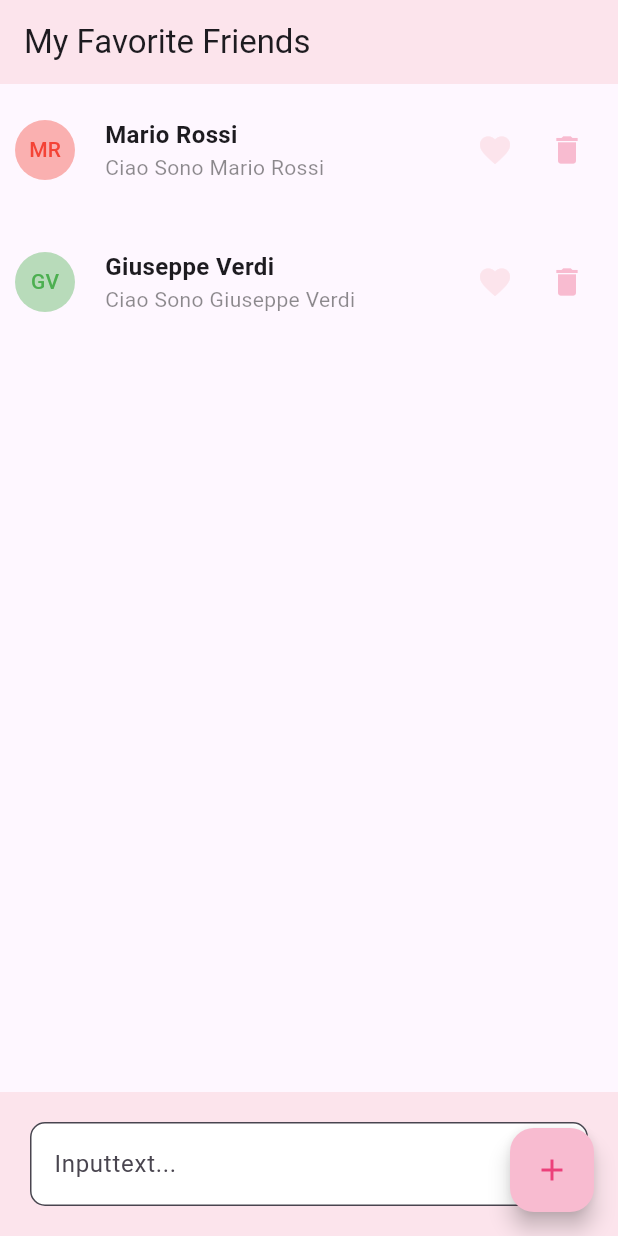
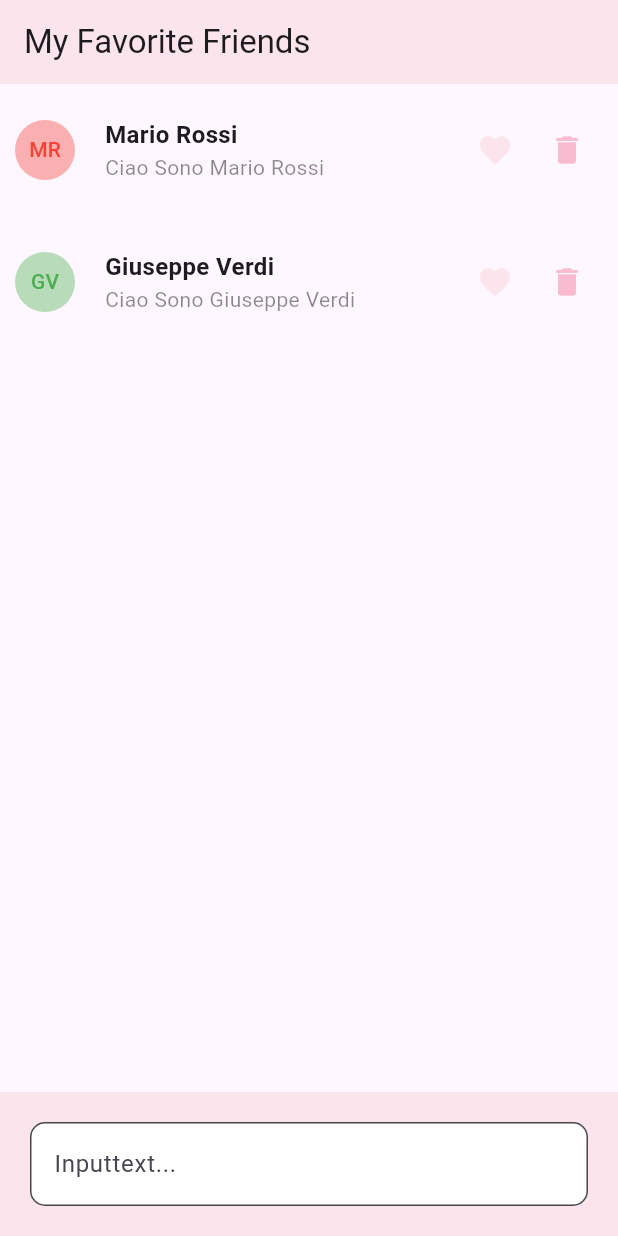
Before and after one commit to didebbo/first_flutter_app, a Flutter app: the screen it shows after launch, on a phone screen of 412 x 824 dp. Run offline on Flutter 3.47's test engine with Material 3 defaults, Android fonts, the phone set to English and light mode, and no system bars; our stand-ins replace logger.

Commit message:
removed floatingButton

```diff
--- a/lib/Pages/HomePage/view.dart
+++ b/lib/Pages/HomePage/view.dart
@@ -20,9 +20,10 @@ class _HomePage extends State<HomePageView> {
   @override
   Widget build(BuildContext context) {
     return Scaffold(
-        appBar: appBar(),
-        body: body(),
-        floatingActionButton: floatingActionButton());
+      appBar: appBar(),
+      body: body(),
+      //floatingActionButton: floatingActionButton()
+    );
   }
 
   AppBar appBar() {
```
